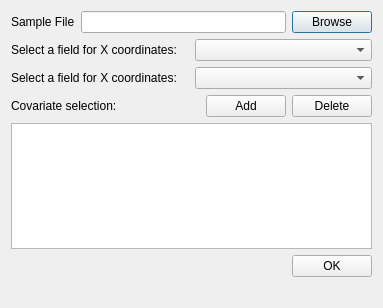
Old version of the form prototypefromsamples.ui in the repository lreis2415/iSoLIM.
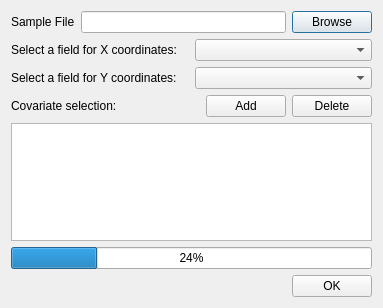
New version of the form.

The edit to the form file:
```diff
--- a/prototypefromsamples.ui
+++ b/prototypefromsamples.ui
@@ -54,7 +54,7 @@
      <item>
       <widget class="QLabel" name="label_3">
        <property name="text">
-        <string>Select a field for X coordinates:</string>
+        <string>Select a field for Y coordinates:</string>
        </property>
       </widget>
      </item>
@@ -104,6 +104,13 @@
    <item>
     <widget class="QTableWidget" name="covariate_tableWidget"/>
    </item>
+   <item>
+    <widget class="QProgressBar" name="progressBar">
+     <property name="value">
+      <number>24</number>
+     </property>
+    </widget>
+   </item>
    <item>
     <layout class="QHBoxLayout" name="horizontalLayout_6">
      <item>
@@ -128,13 +135,6 @@
      </item>
     </layout>
    </item>
-   <item>
-    <widget class="QLabel" name="progress_label">
-     <property name="text">
-      <string/>
-     </property>
-    </widget>
-   </item>
   </layout>
  </widget>
  <resources/>
```
